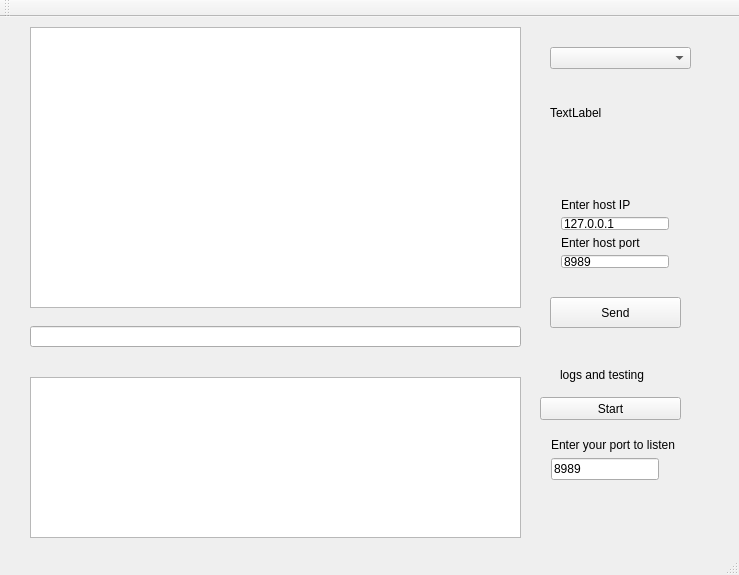
Old version of the form Peer/mainwindow.ui in the repository Lv385/Project.
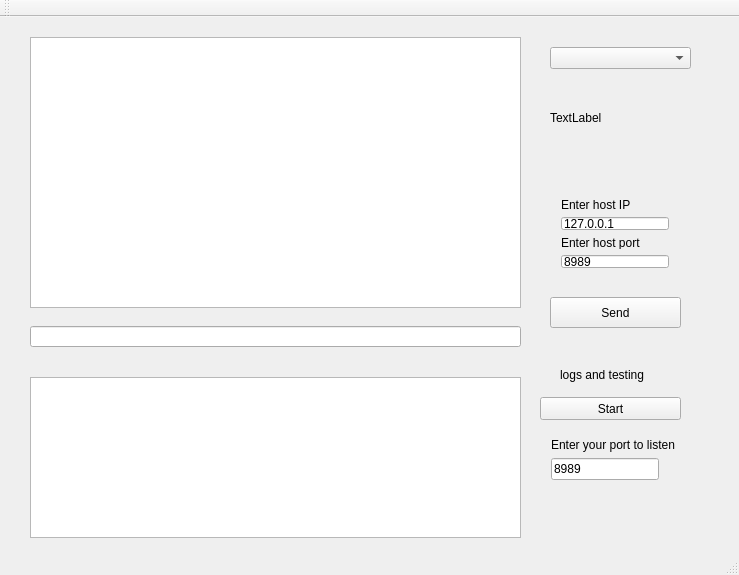
New version of the form.

The edit to the form file:
```diff
--- a/Peer/mainwindow.ui
+++ b/Peer/mainwindow.ui
@@ -37,23 +37,13 @@
      </rect>
     </property>
    </widget>
-   <widget class="QPlainTextEdit" name="plainTextEdit">
-    <property name="geometry">
-     <rect>
-      <x>30</x>
-      <y>10</y>
-      <width>491</width>
-      <height>281</height>
-     </rect>
-    </property>
-   </widget>
    <widget class="QLabel" name="l_your_status">
     <property name="geometry">
      <rect>
       <x>550</x>
-      <y>50</y>
-      <width>111</width>
-      <height>91</height>
+      <y>60</y>
+      <width>141</width>
+      <height>81</height>
      </rect>
     </property>
     <property name="text">
@@ -172,6 +162,16 @@
      </item>
     </layout>
    </widget>
+   <widget class="QPlainTextEdit" name="plainTextEdit">
+    <property name="geometry">
+     <rect>
+      <x>30</x>
+      <y>20</y>
+      <width>491</width>
+      <height>271</height>
+     </rect>
+    </property>
+   </widget>
   </widget>
   <widget class="QMenuBar" name="menuBar">
    <property name="geometry">
```
